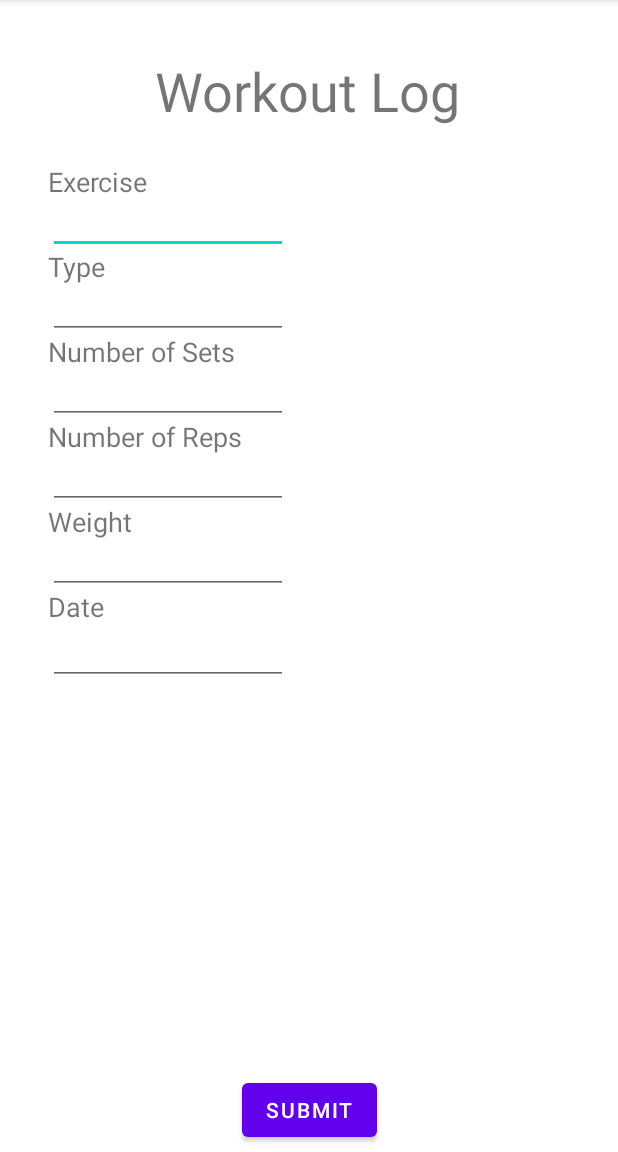
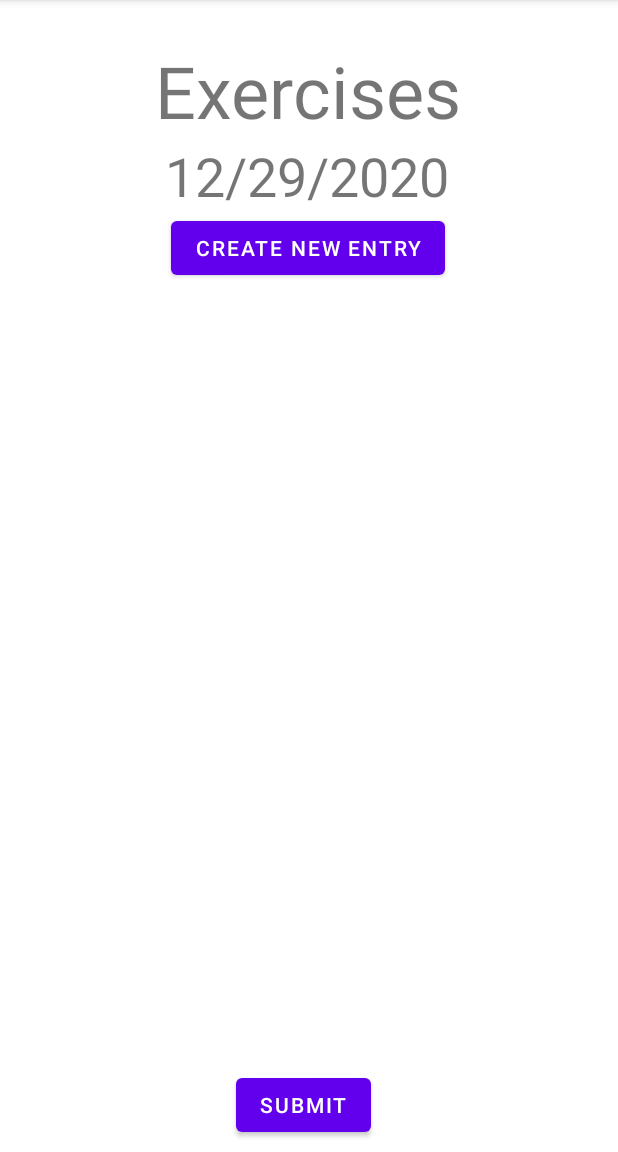
Before and after one commit to jackt0310/Fitness-App, an Android app: the screen it shows after launch (EntryForm before the commit, WorkoutList after it), after a tap on "CREATE NEW ENTRY", on a phone screen of 412 x 824 dp, the part 84-1236 px from its top. Run offline under Robolectric (Android 15) with nearby library versions, the phone set to English and light mode, and no system bars.

Commit message:
Implemented edit and delete for workouts.

```diff
--- a/app/src/main/AndroidManifest.xml
+++ b/app/src/main/AndroidManifest.xml
@@ -9,7 +9,8 @@
         android:roundIcon="@mipmap/ic_launcher_round"
         android:supportsRtl="true"
         android:theme="@style/Theme.FitnessApp">
-        <activity android:name=".EntryForm"></activity>
+        <activity android:name=".WorkoutList"></activity>
+        <activity android:name=".EntryForm" />
         <activity android:name=".MainActivity">
             <intent-filter>
                 <action android:name="android.intent.action.MAIN" />
--- a/app/src/main/java/com/example/fitnessapp/Entry.java
+++ b/app/src/main/java/com/example/fitnessapp/Entry.java
@@ -13,10 +13,10 @@ public class Entry implements Parcelable, Serializable {
     public String reps;
     public String weight;
 
-    public Entry(String exercise, String type, String date, String sets, String reps, String weight) {
+    public Entry(String exercise, String type, String sets, String reps, String weight) {
         this.exercise = exercise;
         this.type = type;
-        this.date = date;
+        this.date = "";
         this.sets = sets;
         this.reps = reps;
         this.weight = weight;
--- a/app/src/main/java/com/example/fitnessapp/MainActivity.java
+++ b/app/src/main/java/com/example/fitnessapp/MainActivity.java
@@ -30,7 +30,7 @@ import java.io.ObjectOutputStream;
 import java.util.ArrayList;
 
 public class MainActivity extends AppCompatActivity {
-    private EntryAdapter entryList;
+    private WorkoutAdapter entryList;
 
     private static final String FILE_NAME = "example.txt";
 
@@ -51,19 +51,16 @@ public class MainActivity extends AppCompatActivity {
         });
 
         ListView list = (ListView) findViewById(R.id.listArea);
-        Log.d("myTag", "This is my message");
-        System.out.println(savedInstanceState == null);
         //instantiate custom adapter
-        ArrayList<Entry> entries = load();
-        entryList = new EntryAdapter(entries, this, replacePos);
+        ArrayList<ArrayList<Entry>> entries = load();
+        entryList = new WorkoutAdapter(entries, this, replacePos);
 
         list.setAdapter(entryList);
 
         Intent i = getIntent();
 
-
-        if(i.getParcelableExtra("entry") != null) {
-            Entry entry = (Entry) i.getParcelableExtra("entry");
+        if(i.getParcelableArrayListExtra("finalEntry") != null) {
+            ArrayList<Entry> entry = i.getParcelableArrayListExtra("finalEntry");
             if(entryList.replacePos != -1) {
                 entryList.add(entryList.replacePos, entry);
                 entryList.replacePos = -1;
@@ -76,21 +73,15 @@ public class MainActivity extends AppCompatActivity {
     }
 
     public void newEntry(View view) {
-        Intent intent = new Intent(this, EntryForm.class);
+        Intent intent = new Intent(this, WorkoutList.class);
         save();
         startActivity(intent);
     }
 
-    /*
-    @Override
-    public void onRestoreInstanceState(Bundle savedInstance){
-        onCreate(savedInstance);
-    }*/
-
     public void save() {
         try
         {
-            File file = new File(getFilesDir() + "/output.txt");
+            File file = new File(getFilesDir() + "/main.txt");
             if (!file.exists()) {
                 file.createNewFile();
             }
@@ -105,12 +96,12 @@ public class MainActivity extends AppCompatActivity {
         }
     }
 
-    public ArrayList<Entry> load() {
-        ArrayList<Entry> loadList = new ArrayList<Entry>();
+    public ArrayList<ArrayList<Entry>> load() {
+        ArrayList<ArrayList<Entry>> loadList = new ArrayList<ArrayList<Entry>>();
         try {
-            FileInputStream fos = new FileInputStream(getFilesDir() + "/output.txt");
+            FileInputStream fos = new FileInputStream(getFilesDir() + "/main.txt");
             ObjectInputStream oos = new ObjectInputStream(fos);
-            loadList = (ArrayList<Entry>) oos.readObject();
+            loadList = (ArrayList<ArrayList<Entry>>) oos.readObject();
             replacePos = (int) oos.readObject();
             oos.close();
             fos.close();
--- /dev/null
+++ b/app/src/main/java/com/example/fitnessapp/WorkoutList.java
@@ -0,0 +1,165 @@
+package com.example.fitnessapp;
+
+import androidx.annotation.RequiresApi;
+import androidx.appcompat.app.AppCompatActivity;
+import androidx.cardview.widget.CardView;
+import androidx.recyclerview.widget.RecyclerView;
+
+import android.content.Intent;
+import android.os.Build;
+import android.os.Bundle;
+import android.os.Parcelable;
+import android.text.SpannableString;
+import android.text.style.UnderlineSpan;
+import android.util.Log;
+import android.view.View;
+import android.widget.ArrayAdapter;
+import android.widget.Button;
+import android.widget.LinearLayout;
+import android.widget.ListView;
+import android.widget.TextView;
+
+import java.io.BufferedReader;
+import java.io.File;
+import java.io.FileInputStream;
+import java.io.FileNotFoundException;
+import java.io.FileOutputStream;
+import java.io.IOException;
+import java.io.InputStreamReader;
+import java.io.ObjectInputStream;
+import java.io.ObjectOutputStream;
+import java.time.LocalDateTime;
+import java.time.format.DateTimeFormatter;
+import java.util.ArrayList;
+
+public class WorkoutList extends AppCompatActivity {
+    private EntryAdapter entryList;
+
+    private static final String FILE_NAME = "example.txt";
+
+    public int replacePos = -1;
+
+    @RequiresApi(api = Build.VERSION_CODES.O)
+    @Override
+    protected void onCreate(Bundle savedInstanceState) {
+        super.onCreate(savedInstanceState);
+        setContentView(R.layout.activity_workout_list);
+
+        Button btn = (Button) findViewById(R.id.button);
+
+        btn.setOnClickListener(new View.OnClickListener() {
+            @Override
+            public void onClick(View v) {
+                newEntry(v);
+            }
+        });
+
+        ListView list = (ListView) findViewById(R.id.listArea);
+
+        //instantiate custom adapter
+
+        Intent i = getIntent();
+        ArrayList<Entry> entries = new ArrayList<Entry>();
+        System.out.println(getIntent().getIntExtra("editPos", -1));
+        replacePos = i.getIntExtra("editPos", -1);
+        entryList = new EntryAdapter(entries, this, replacePos);
+
+
+
+        Log.d("myTag", "This is my parcel message");
+        System.out.println(i.getParcelableArrayListExtra("editList") != null);
+
+        if(i.getParcelableArrayListExtra("editList") != null) {
+            entries = i.getParcelableArrayListExtra("editList");
+            entryList = new EntryAdapter(entries, this, replacePos);
+            i.removeExtra("editList");
+            save();
+        }
+
+
+        list.setAdapter(entryList);
+        Log.d("myTag", "Parcel extra found");
+        System.out.println(i.getParcelableExtra("entry") != null);
+
+        if(i.getParcelableExtra("entry") != null) {
+            Entry entry = (Entry) i.getParcelableExtra("entry");
+            if(entryList.replacePos != -1) {
+                System.out.println("replacePos");
+                entryList.add(entryList.replacePos, entry);
+                entryList.replacePos = -1;
+            } else {
+                entryList.add(entry);
+            }
+            entryList.notifyDataSetChanged();
+            save();
+        }
+
+        Button subBtn = (Button) findViewById(R.id.button3);
+
+        subBtn.setOnClickListener(new View.OnClickListener() {
+            @Override
+            public void onClick(View v) {
+                submit(v);
+            }
+        });
+
+        TextView date = (TextView) findViewById(R.id.textView3);
+        DateTimeFormatter dtf = DateTimeFormatter.ofPattern("MM/dd/yyyy");
+        LocalDateTime now = LocalDateTime.now();
+        date.setText(dtf.format(now));
+    }
+
+    public void newEntry(View view) {
+        Intent intent = new Intent(this, EntryForm.class);
+        save();
+        intent.putParcelableArrayListExtra("editList", entryList.getList());
+        startActivity(intent);
+    }
+
+    /*
+    @Override
+    public void onRestoreInstanceState(Bundle savedInstance){
+        onCreate(savedInstance);
+    }*/
+
+    public void save() {
+        try
+        {
+            File file = new File(getFilesDir() + "/output.txt");
+            if (!file.exists()) {
+                file.createNewFile();
+            }
+            FileOutputStream fos = new FileOutputStream(file);
+            ObjectOutputStream oos = new ObjectOutputStream(fos);
+            oos.writeObject(entryList.getList());
+            oos.writeObject(entryList.replacePos);
+            oos.close();
+            fos.close();
+        } catch(Exception ex) {
+            ex.printStackTrace();
+        }
+    }
+
+    public ArrayList<Entry> load() {
+        ArrayList<Entry> loadList = new ArrayList<Entry>();
+        try {
+            FileInputStream fos = new FileInputStream(getFilesDir() + "/output.txt");
+            ObjectInputStream oos = new ObjectInputStream(fos);
+            loadList = (ArrayList<Entry>) oos.readObject();
+            replacePos = (int) oos.readObject();
+            oos.close();
+            fos.close();
+        } catch(Exception ex) {
+            ex.printStackTrace();
+        }
+        return loadList;
+    }
+
+    public void submit(View v) {
+        Intent intent = new Intent(this, MainActivity.class);
+        TextView date = (TextView) findViewById(R.id.textView3);
+        entryList.setDate(date.getText().toString());
+        intent.putParcelableArrayListExtra("finalEntry", entryList.getList());
+        startActivity(intent);
+    }
+}
--- a/app/src/main/res/layout/activity_entry_form.xml
+++ b/app/src/main/res/layout/activity_entry_form.xml
@@ -65,18 +65,6 @@
         android:textSize="18sp"
         app:layout_constraintStart_toStartOf="parent"
         app:layout_constraintTop_toBottomOf="@+id/textView11" />
-
-    <TextView
-        android:id="@+id/textView14"
-        android:layout_width="wrap_content"
-        android:layout_height="wrap_content"
-        android:layout_marginStart="32dp"
-        android:layout_marginLeft="32dp"
-        android:layout_marginTop="32dp"
-        android:text="Date"
-        android:textSize="18sp"
-        app:layout_constraintStart_toStartOf="parent"
-        app:layout_constraintTop_toBottomOf="@+id/textView13" />
 
     <TextView
         android:id="@+id/textView12"
@@ -161,20 +149,7 @@
         android:ems="10"
         android:inputType="text"
         android:textSize="14sp"
-        app:layout_constraintBottom_toTopOf="@+id/textView14"
         app:layout_constraintStart_toStartOf="parent"
         app:layout_constraintTop_toBottomOf="@+id/textView13" />
 
-    <EditText
-        android:id="@+id/editDate"
-        android:layout_width="wrap_content"
-        android:layout_height="wrap_content"
-        android:layout_marginStart="32dp"
-        android:layout_marginLeft="32dp"
-        android:ems="10"
-        android:inputType="text"
-        android:textSize="14sp"
-        app:layout_constraintStart_toStartOf="parent"
-        app:layout_constraintTop_toBottomOf="@+id/textView14" />
-
 </androidx.constraintlayout.widget.ConstraintLayout>
--- /dev/null
+++ b/app/src/main/res/layout/activity_workout_list.xml
@@ -0,0 +1,75 @@
+<?xml version="1.0" encoding="utf-8"?>
+<androidx.constraintlayout.widget.ConstraintLayout xmlns:android="http://schemas.android.com/apk/res/android"
+    xmlns:app="http://schemas.android.com/apk/res-auto"
+    xmlns:tools="http://schemas.android.com/tools"
+    android:layout_width="match_parent"
+    android:layout_height="match_parent"
+    tools:context=".WorkoutList">
+
+    <TextView
+        android:id="@+id/mainText"
+        android:layout_width="wrap_content"
+        android:layout_height="wrap_content"
+        android:layout_marginTop="28dp"
+        android:text="Exercises"
+        android:textSize="48sp"
+        app:layout_constraintEnd_toEndOf="parent"
+        app:layout_constraintHorizontal_bias="0.497"
+        app:layout_constraintLeft_toLeftOf="parent"
+        app:layout_constraintRight_toRightOf="parent"
+        app:layout_constraintStart_toStartOf="parent"
+        app:layout_constraintTop_toTopOf="parent" />
+
+    <Button
+        android:id="@+id/button"
+        android:layout_width="wrap_content"
+        android:layout_height="wrap_content"
+        android:text="@string/CreateEntry"
+        app:layout_constraintEnd_toEndOf="parent"
+        app:layout_constraintHorizontal_bias="0.497"
+        app:layout_constraintStart_toStartOf="parent"
+        app:layout_constraintTop_toBottomOf="@+id/textView3" />
+
+    <ListView
+        android:id="@+id/listArea"
+        android:layout_width="350dp"
+        android:layout_height="382dp"
+        android:layout_marginStart="8dp"
+        android:layout_marginLeft="8dp"
+        android:layout_marginEnd="8dp"
+        android:layout_marginRight="8dp"
+        android:orientation="vertical"
+        app:layout_constraintBottom_toTopOf="@+id/button3"
+        app:layout_constraintEnd_toEndOf="parent"
+        app:layout_constraintStart_toStartOf="parent"
+        app:layout_constraintTop_toBottomOf="@+id/button"></ListView>
+
+    <Button
+        android:id="@+id/button3"
+        android:layout_width="wrap_content"
+        android:layout_height="wrap_content"
+        android:layout_marginStart="155dp"
+        android:layout_marginLeft="155dp"
+        android:layout_marginEnd="163dp"
+        android:layout_marginRight="163dp"
+        android:layout_marginBottom="7dp"
+        android:text="SUBMIT"
+        app:layout_constraintBottom_toBottomOf="parent"
+        app:layout_constraintEnd_toEndOf="parent"
+        app:layout_constraintStart_toStartOf="parent" />
+
+    <TextView
+        android:id="@+id/textView3"
+        android:layout_width="wrap_content"
+        android:layout_height="wrap_content"
+        android:layout_marginStart="175dp"
+        android:layout_marginLeft="175dp"
+        android:layout_marginEnd="178dp"
+        android:layout_marginRight="178dp"
+        android:text="Date"
+        android:textSize="36sp"
+        app:layout_constraintEnd_toEndOf="parent"
+        app:layout_constraintStart_toStartOf="parent"
+        app:layout_constraintTop_toBottomOf="@+id/mainText" />
+
+</androidx.constraintlayout.widget.ConstraintLayout>
```
Also changed, not shown: app/src/main/java/com/example/fitnessapp/EntryAdapter.java (+16 -6 lines), app/src/main/java/com/example/fitnessapp/EntryForm.java (+16 -3 lines).
